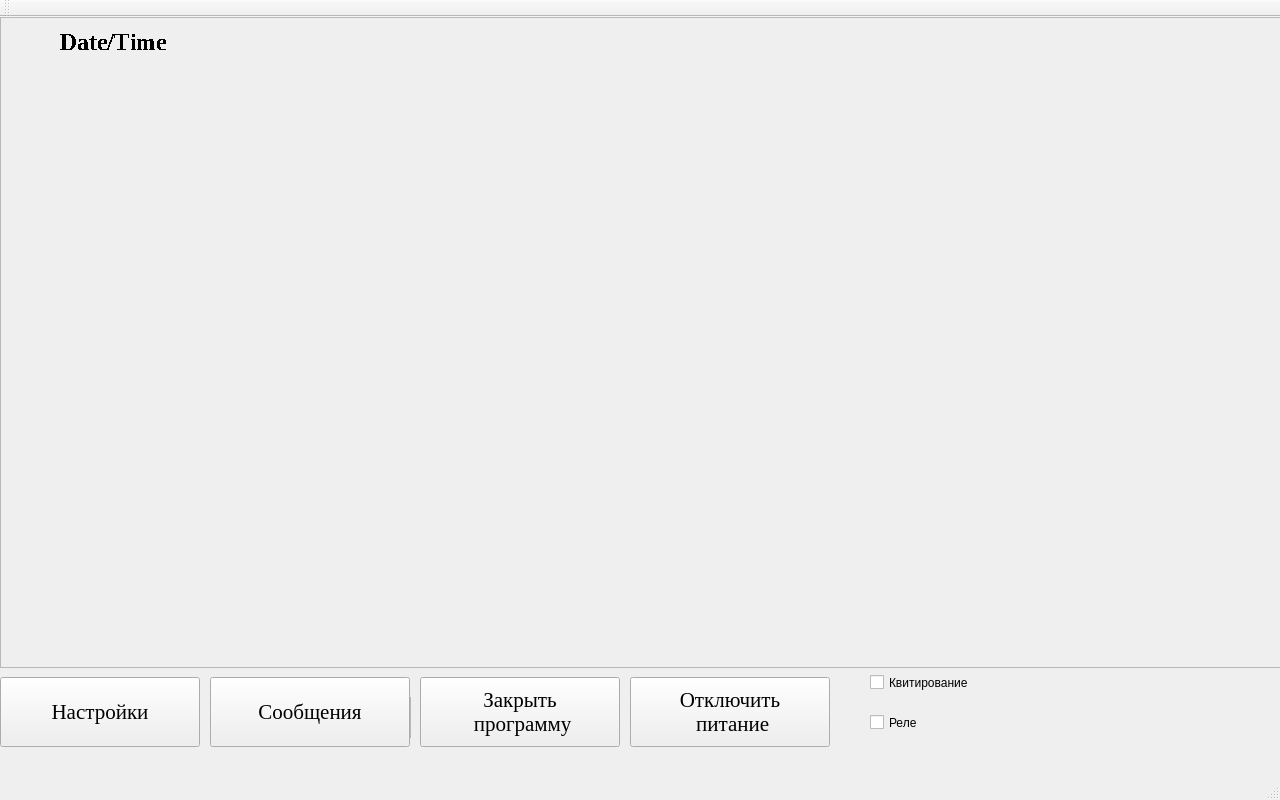
Above: mainwindow.ui from tomyqg/topaz-m before the change. Below: the same form after it.
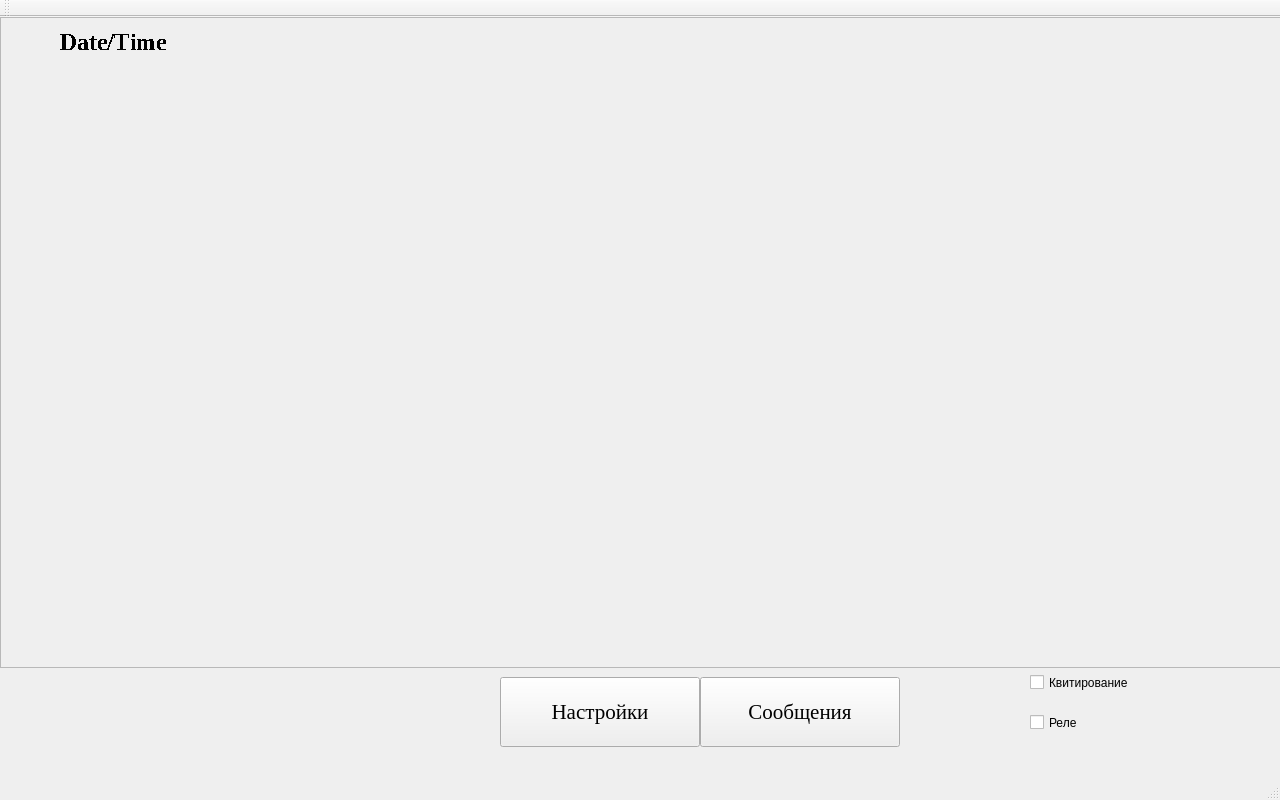
That is the form after the change. Icons and pictures are not drawn. Custom widgets are drawn as their Qt base class.

```diff
--- a/mainwindow.ui
+++ b/mainwindow.ui
@@ -80,7 +80,7 @@
    <widget class="QPushButton" name="pushButton_2">
     <property name="geometry">
      <rect>
-      <x>0</x>
+      <x>500</x>
       <y>660</y>
       <width>200</width>
       <height>70</height>
@@ -99,33 +99,10 @@
      <string>Настройки</string>
     </property>
    </widget>
-   <widget class="QPushButton" name="pushButton_3">
-    <property name="geometry">
-     <rect>
-      <x>420</x>
-      <y>660</y>
-      <width>200</width>
-      <height>70</height>
-     </rect>
-    </property>
-    <property name="font">
-     <font>
-      <family>Times New Roman</family>
-      <pointsize>16</pointsize>
-     </font>
-    </property>
-    <property name="focusPolicy">
-     <enum>Qt::ClickFocus</enum>
-    </property>
-    <property name="text">
-     <string>Закрыть
- программу</string>
-    </property>
-   </widget>
    <widget class="QPushButton" name="pushButton_4">
     <property name="geometry">
      <rect>
-      <x>210</x>
+      <x>700</x>
       <y>660</y>
       <width>200</width>
       <height>70</height>
@@ -144,36 +121,6 @@
      <string>Сообщения</string>
     </property>
    </widget>
-   <widget class="QListWidget" name="listWidget">
-    <property name="enabled">
-     <bool>false</bool>
-    </property>
-    <property name="geometry">
-     <rect>
-      <x>420</x>
-      <y>680</y>
-      <width>180</width>
-      <height>41</height>
-     </rect>
-    </property>
-    <property name="font">
-     <font>
-      <family>Times New Roman</family>
-      <pointsize>12</pointsize>
-      <weight>75</weight>
-      <bold>true</bold>
-     </font>
-    </property>
-    <property name="dragDropMode">
-     <enum>QAbstractItemView::NoDragDrop</enum>
-    </property>
-    <property name="viewMode">
-     <enum>QListView::ListMode</enum>
-    </property>
-    <property name="modelColumn">
-     <number>0</number>
-    </property>
-   </widget>
    <widget class="QFrame" name="frame">
     <property name="geometry">
      <rect>
@@ -208,7 +155,7 @@
    <widget class="QCheckBox" name="ConfirmBox">
     <property name="geometry">
      <rect>
-      <x>870</x>
+      <x>1030</x>
       <y>640</y>
       <width>221</width>
       <height>51</height>
@@ -218,46 +165,10 @@
      <string>Квитирование</string>
     </property>
    </widget>
-   <widget class="QPushButton" name="pushButton">
-    <property name="geometry">
-     <rect>
-      <x>630</x>
-      <y>660</y>
-      <width>200</width>
-      <height>70</height>
-     </rect>
-    </property>
-    <property name="font">
-     <font>
-      <family>Times New Roman</family>
-      <pointsize>16</pointsize>
-     </font>
-    </property>
-    <property name="focusPolicy">
-     <enum>Qt::ClickFocus</enum>
-    </property>
-    <property name="text">
-     <string>Отключить
- питание</string>
-    </property>
-   </widget>
-   <widget class="QTextEdit" name="textEdit_2">
-    <property name="enabled">
-     <bool>false</bool>
-    </property>
-    <property name="geometry">
-     <rect>
-      <x>270</x>
-      <y>680</y>
-      <width>141</width>
-      <height>41</height>
-     </rect>
-    </property>
-   </widget>
    <widget class="QCheckBox" name="RelayChanger">
     <property name="geometry">
      <rect>
-      <x>870</x>
+      <x>1030</x>
       <y>680</y>
       <width>221</width>
       <height>51</height>
@@ -270,8 +181,8 @@
    <widget class="QLabel" name="label">
     <property name="geometry">
      <rect>
-      <x>910</x>
-      <y>630</y>
+      <x>80</x>
+      <y>450</y>
       <width>231</width>
       <height>121</height>
      </rect>
```
Left out of the diff: 6 changed lines with no effect on the pictures.
